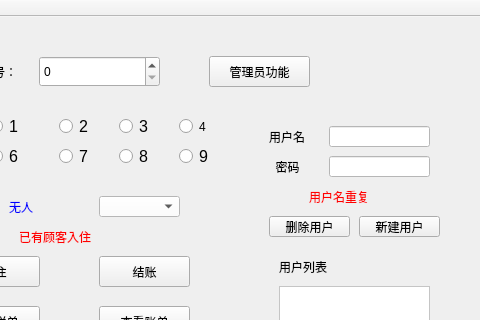
This is server/mainwindow.ui in dyzsr/se2019hotel as Qt 5 draws it before an edit; both pictures show x 160 to 640 and y 0 to 320 of the 640 by 480 pixel window. The edited form follows.
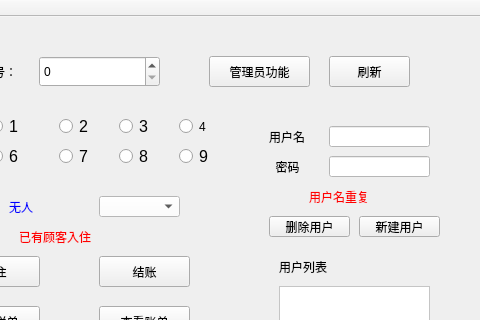
This is the edited form.

Diff of the .ui file:
```diff
--- a/server/mainwindow.ui
+++ b/server/mainwindow.ui
@@ -587,6 +587,19 @@
        </property>
       </widget>
      </widget>
+     <widget class="QPushButton" name="bt_refresh">
+      <property name="geometry">
+       <rect>
+        <x>490</x>
+        <y>40</y>
+        <width>81</width>
+        <height>31</height>
+       </rect>
+      </property>
+      <property name="text">
+       <string>刷新</string>
+      </property>
+     </widget>
     </widget>
    </widget>
   </widget>
```
